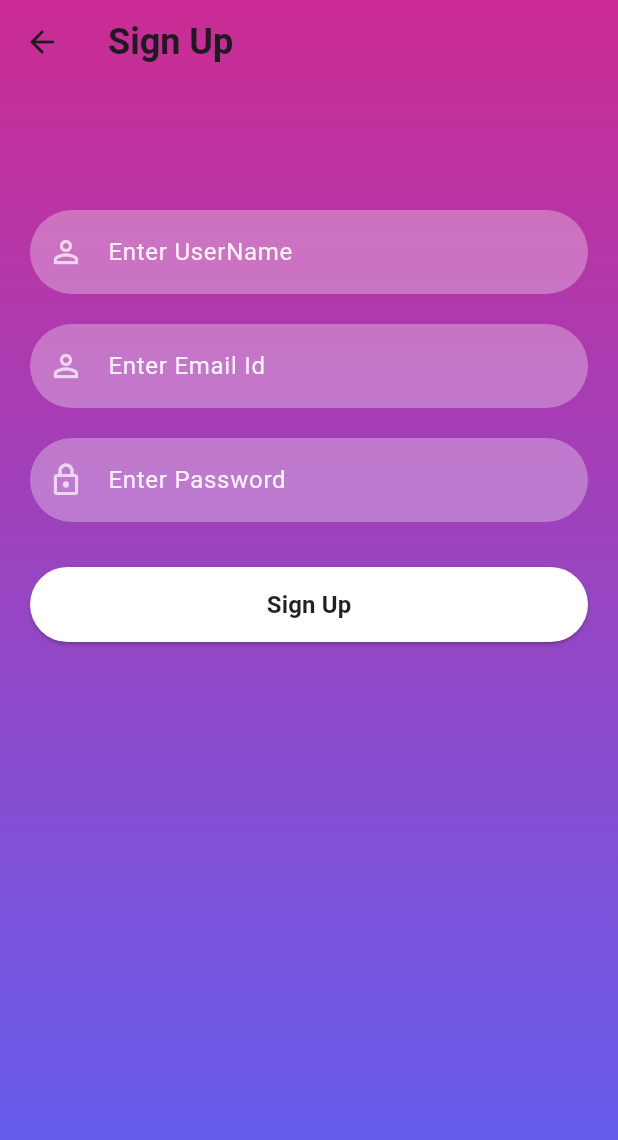
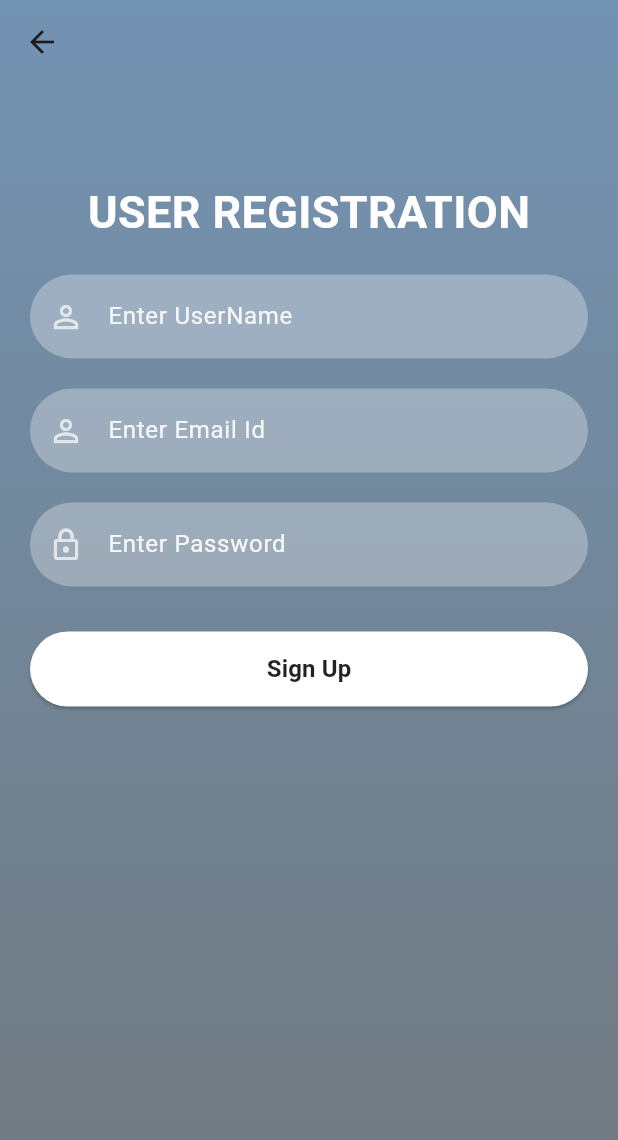
Before and after one commit to last-hop/flutter_auth_NodeApi, a Flutter app: the screen it shows after launch, after a tap on "Sign Up", on a phone screen of 412 x 824 dp. Shown: the top 1140 px of the screen. Run offline on Flutter 3.47's test engine with Material 3 defaults, Android fonts, the phone set to English and light mode, and no system bars; our stand-ins replace firebase_auth, firebase_core; accounts and stored records are empty; network calls fail.

Commit message:
all code changes

```diff
--- a/auth_public_api/lib/main.dart
+++ b/auth_public_api/lib/main.dart
@@ -3,6 +3,7 @@ import 'package:flutter/material.dart';
 
 import 'package:firebase_core/firebase_core.dart';
 void main() async{
+  // this staement help initilizing Firebase servies for this application
   WidgetsFlutterBinding.ensureInitialized();
   await Firebase.initializeApp();
   runApp(const MyApp());
--- a/auth_public_api/lib/screens/reset_password.dart
+++ b/auth_public_api/lib/screens/reset_password.dart
@@ -30,9 +30,8 @@ class _ResetPasswordState extends State<ResetPassword> {
           height: MediaQuery.of(context).size.height,
           decoration: BoxDecoration(
               gradient: LinearGradient(colors: [
-                hexStringToColor("CB2B93"),
-                hexStringToColor("9546C4"),
-                hexStringToColor("5E61F4")
+                hexStringToColor("#7393B3"),
+                hexStringToColor("#71797E"),
               ], begin: Alignment.topCenter, end: Alignment.bottomCenter)),
           child: SingleChildScrollView(
               child: Padding(
--- a/auth_public_api/lib/screens/sigin_screen.dart
+++ b/auth_public_api/lib/screens/sigin_screen.dart
@@ -14,26 +14,41 @@ class SignInScreen extends StatefulWidget {
 }
 
 class _SignInScreenState extends State<SignInScreen> {
+  // we use texteditingController on dynanmic data input in the feilds
+
   TextEditingController _passwordTextController = TextEditingController();
   TextEditingController _emailTextController = TextEditingController();
   @override
   Widget build(BuildContext context) {
     return Scaffold(
+
       body: Container(
         width: MediaQuery.of(context).size.width,
         height: MediaQuery.of(context).size.height,
         decoration: BoxDecoration(
             gradient: LinearGradient(colors: [
-              hexStringToColor("CB2B93"),
-              hexStringToColor("9546C4"),
-              hexStringToColor("5E61F4")
+              hexStringToColor("#7393B3"),
+              hexStringToColor("#71797E"),
+
             ], begin: Alignment.topCenter, end: Alignment.bottomCenter)),
         child: SingleChildScrollView(
           child: Padding(
+      // declare the padding
             padding: EdgeInsets.fromLTRB(
+
                 20, MediaQuery.of(context).size.height * 0.2, 20, 0),
-            child: Column(
+            child:
+            Column(
+
               children: <Widget>[
+                Text(
+                  'USER SIGIN',
+                  style: TextStyle(
+                    color: Colors.white,
+                    fontSize: 30,
+                    fontWeight: FontWeight.bold
+                  ),
+                ),
 
                 const SizedBox(
                   height: 30,
--- a/auth_public_api/lib/screens/signup_screen.dart
+++ b/auth_public_api/lib/screens/signup_screen.dart
@@ -22,25 +22,30 @@ class _SignUpScreenState extends State<SignUpScreen> {
       appBar: AppBar(
         backgroundColor: Colors.transparent,
         elevation: 0,
-        title: const Text(
-          "Sign Up",
-          style: TextStyle(fontSize: 24, fontWeight: FontWeight.bold),
-        ),
+
       ),
       body: Container(
           width: MediaQuery.of(context).size.width,
           height: MediaQuery.of(context).size.height,
           decoration: BoxDecoration(
               gradient: LinearGradient(colors: [
-                hexStringToColor("CB2B93"),
-                hexStringToColor("9546C4"),
-                hexStringToColor("5E61F4")
+                hexStringToColor("#7393B3"),
+                hexStringToColor("#71797E"),
               ], begin: Alignment.topCenter, end: Alignment.bottomCenter)),
           child: SingleChildScrollView(
               child: Padding(
                 padding: EdgeInsets.fromLTRB(20, 120, 20, 0),
                 child: Column(
                   children: <Widget>[
+                    Text(
+                      'USER REGISTRATION',
+                      style: TextStyle(
+                          color: Colors.white,
+                          fontSize: 30,
+                          fontWeight: FontWeight.bold
+                      ),
+                    ),
+
                     const SizedBox(
                       height: 20,
                     ),
--- a/auth_public_api/lib/utils/color_utils.dart
+++ b/auth_public_api/lib/utils/color_utils.dart
@@ -1,5 +1,5 @@
 import 'package:flutter/material.dart';
-
+// this is a collor convertor which help read in hex code of various colors
 hexStringToColor(String hexColor) {
   hexColor = hexColor.toUpperCase().replaceAll("#", "");
   if (hexColor.length == 6) {
--- a/auth_public_api/lib/widgets/reuseable_Widgets.dart
+++ b/auth_public_api/lib/widgets/reuseable_Widgets.dart
@@ -1,4 +1,8 @@
 import 'package:flutter/material.dart';
+
+//  here we declare reusable field such as input fields which are imported as many times as want in whole project
+
+
 
 TextField reusableTextField(String text, IconData icon, bool isPasswordType,
     TextEditingController controller) {
```
Also changed, not shown: auth_public_api/lib/screens/home_screen.dart (+64 -18 lines), 7 other files.
